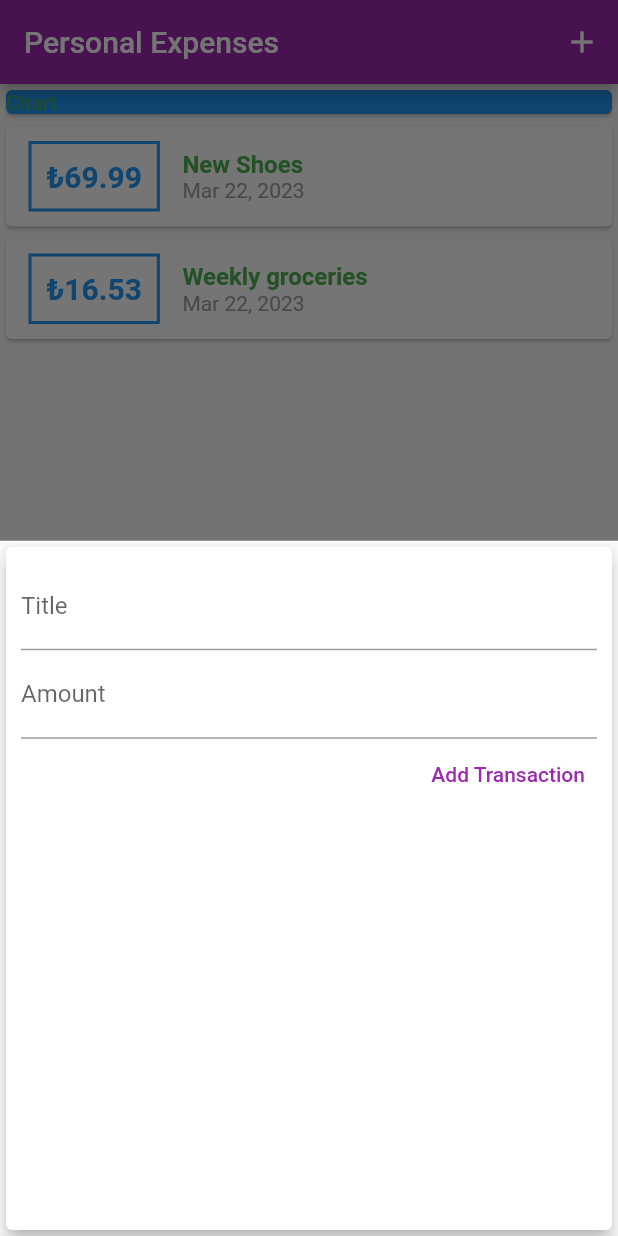
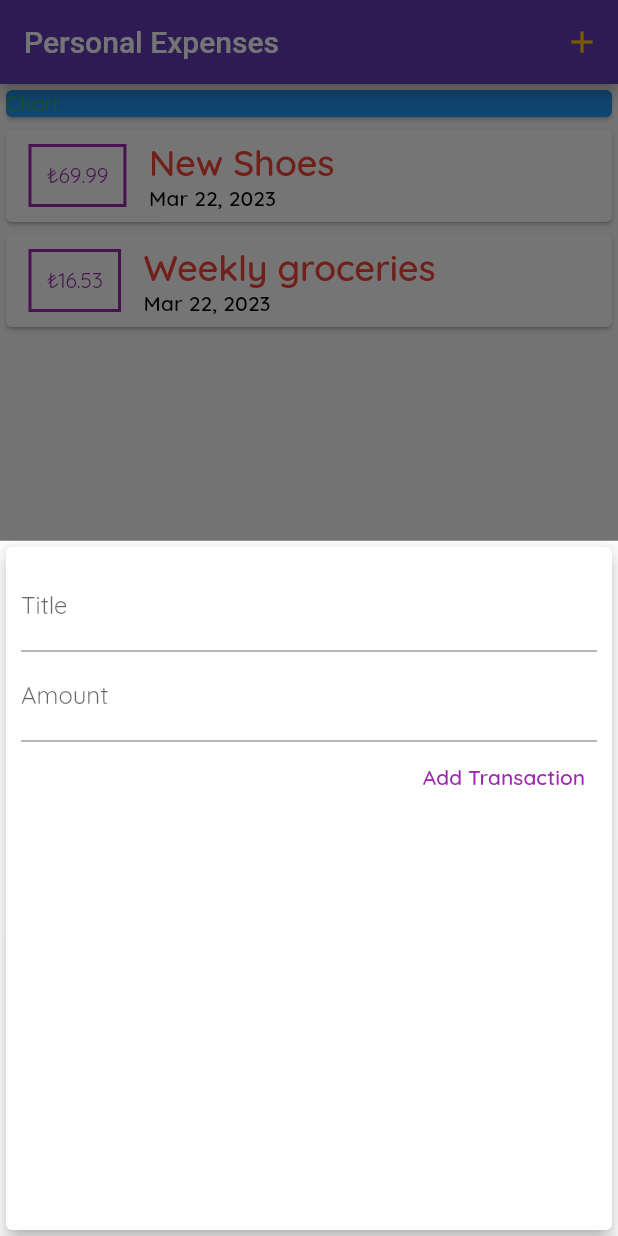
Before and after one commit to gunumdogdu/expenses_wallet_app, a Flutter app: the screen it shows after launch, after a tap on the "add" icon, on a phone screen of 412 x 824 dp. Run offline on Flutter 3.47's test engine with Material 2 defaults, Android fonts, the phone set to English and light mode, and no system bars.

Commit message:
theme-fth

```diff
--- a/lib/main.dart
+++ b/lib/main.dart
@@ -13,12 +13,31 @@ class MyApp extends StatelessWidget {
           false, //REMOVED DEBUG BANNER FOR AEST. PURPOSES
       title: 'Personal Expenses',
       theme: ThemeData(
+        fontFamily: 'Quicksand',
         colorScheme: ColorScheme.fromSwatch(
           primarySwatch: Colors.purple,
         ).copyWith(
           secondary: Colors.amber,
         ),
-        textTheme: TextTheme(bodyMedium: TextStyle(color: Colors.green)),
+        textTheme: TextTheme(
+          bodyMedium: TextStyle(
+            color: Colors.green,
+            fontSize: 14,
+          ),
+          titleLarge: TextStyle(
+            color: Colors.red,
+            fontSize: 24,
+          ),
+          displayLarge: TextStyle(fontSize: 24),
+        ),
+        appBarTheme: AppBarTheme(
+            backgroundColor: Colors.deepPurple,
+            iconTheme: IconThemeData(color: Colors.red),
+            actionsIconTheme: IconThemeData(color: Colors.amber),
+            //DID NOT UNDERSTAND
+            titleTextStyle: Theme.of(context).textTheme.titleLarge!.copyWith(
+                  color: Colors.white,
+                )),
       ),
       home: MyHomePage(),
     );
@@ -77,7 +96,10 @@ class _MyHomePageState extends State<MyHomePage> {
   Widget build(BuildContext context) {
     return Scaffold(
       appBar: AppBar(
-        title: Text('Personal Expenses'),
+        title: Text(
+          'Personal Expenses',
+          style: Theme.of(context).appBarTheme.titleTextStyle,
+        ),
         actions: [
           IconButton(
             onPressed: () => _startAddNewTransaction(context),
--- a/lib/widgets/new_transaction.dart
+++ b/lib/widgets/new_transaction.dart
@@ -58,9 +58,9 @@ class _NewTransactionState extends State<NewTransaction> {
             TextButton(
               onPressed: submitData,
               child: Text('Add Transaction'),
-              style: ButtonStyle(
-                foregroundColor: MaterialStateProperty.all(Colors.purple),
-              ),
+              // style: ButtonStyle(
+              //   foregroundColor: MaterialStateProperty.all(Colors.purple),
+              // ),
             )
           ],
         ),
--- a/lib/widgets/transaction_list.dart
+++ b/lib/widgets/transaction_list.dart
@@ -19,7 +19,7 @@ class TransactionList extends StatelessWidget {
                   margin: EdgeInsets.symmetric(vertical: 10, horizontal: 15),
                   decoration: BoxDecoration(
                     border: Border.all(
-                      color: Theme.of(context).primaryColor,
+                      color: Theme.of(context).colorScheme.primary,
                       width: 2,
                     ),
                   ),
@@ -27,9 +27,9 @@ class TransactionList extends StatelessWidget {
                   child: Text(
                     '\₺${transactions[index].amount.toStringAsFixed(2)}',
                     style: TextStyle(
-                      fontWeight: FontWeight.bold,
-                      fontSize: 20,
-                      color: Theme.of(context).primaryColor,
+                      // fontWeight: FontWeight.bold,
+                      // fontSize: 20,
+                      color: Theme.of(context).colorScheme.primary,
                     ),
                   ),
                 ),
@@ -38,14 +38,16 @@ class TransactionList extends StatelessWidget {
                   children: [
                     Text(
                       transactions[index].title,
-                      style: TextStyle(
-                        fontWeight: FontWeight.bold,
-                        fontSize: 16,
-                      ),
+                      style: Theme.of(context).textTheme.titleLarge,
+                      // style: TextStyle(
+                      // fontWeight: FontWeight.bold,
+                      // fontSize: 16,
+                      // ),
                     ),
                     Text(
                       DateFormat.yMMMd().format(transactions[index].date),
-                      style: TextStyle(color: Colors.grey),
+                      style: Theme.of(context).textTheme.titleSmall,
+                      // style: TextStyle(color: Colors.grey),
                     ),
                   ],
                 )
```
Also changed, not shown: pubspec.yaml (+17 -6 lines), assets/fonts/OpenSans-Bold.ttf (added), assets/fonts/OpenSans-Regular.ttf (added), assets/fonts/Quicksand-Bold.ttf (added), assets/fonts/Quicksand-Light.ttf (added), assets/fonts/Quicksand-Medium.ttf (added), assets/fonts/Quicksand-Regular.ttf (added).
